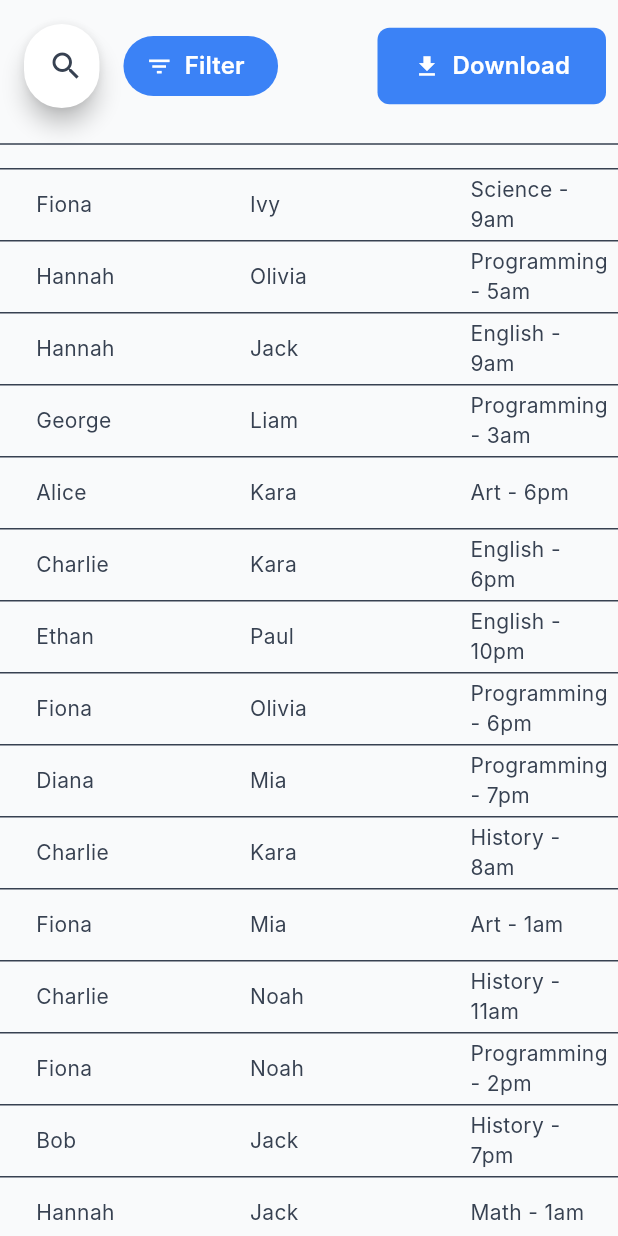
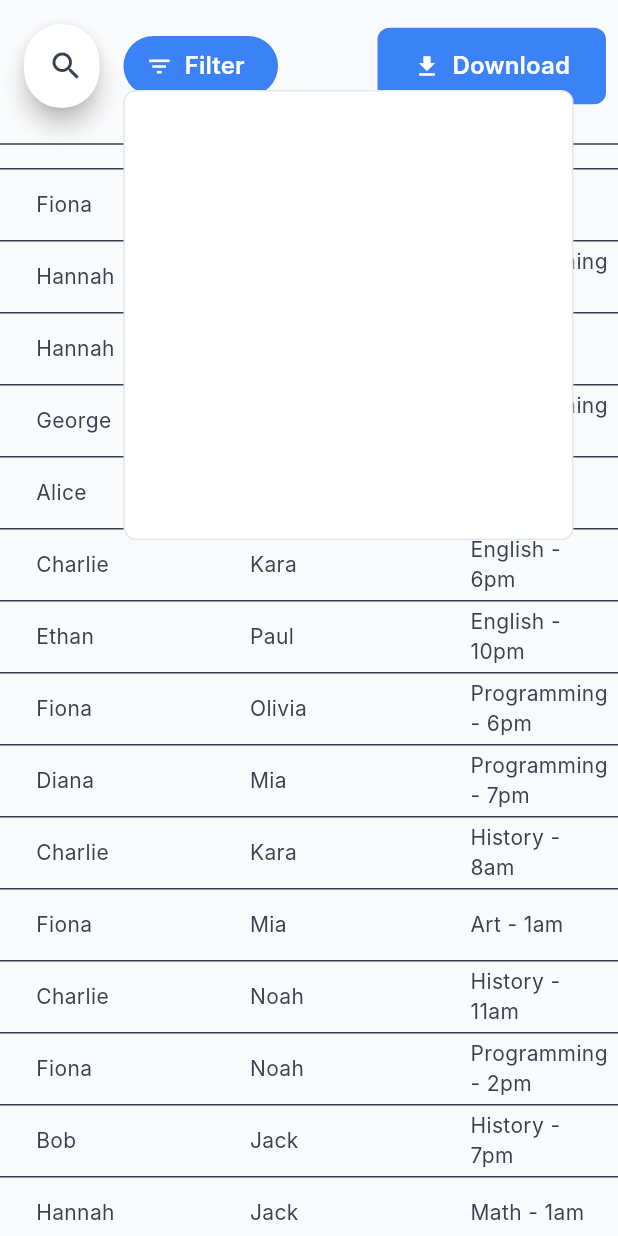
Before and after one commit to dustij/mentor_data_table, a Flutter app: the screen it shows after launch, scrolled down 576 dp, after a tap on "Filter", on a phone screen of 412 x 824 dp. Run offline on Flutter 3.47's test engine with Material 3 defaults, Android fonts, the light colour scheme and no system bars; our stand-ins replace flutter_hooks, hooks_riverpod, riverpod_annotation; generated files the repository leaves out were written again; Roboto replaces fonts that are missing (Inter).

Commit message:
prep filter drop down, button toggles with blank container

```diff
--- a/lib/theme/shadcn_theme.dart
+++ b/lib/theme/shadcn_theme.dart
@@ -38,6 +38,7 @@ final ThemeData shadcnTheme = ThemeData(
     onSurface: ShadcnColors.text,
     error: ShadcnColors.error,
     onError: Colors.white,
+    outline: ShadcnColors.border,
   ),
 
   // AppBar
--- a/lib/views/table_screen.dart
+++ b/lib/views/table_screen.dart
@@ -1,10 +1,13 @@
 import "package:flutter/material.dart";
+import "package:flutter_hooks/flutter_hooks.dart";
 
 import "package:hooks_riverpod/hooks_riverpod.dart";
+import "package:mentor_data_table/theme/shadcn_theme.dart";
+import "package:mentor_data_table/widgets/filter_builder_dropdown.dart";
 
-import "package:mentor_data_table/providers/table_controller.dart";
-import "package:mentor_data_table/widgets/form_entry_table.dart";
-import "package:mentor_data_table/widgets/table_search_bar.dart";
+import "../providers/table_controller.dart";
+import "../widgets/form_entry_table.dart";
+import "../widgets/table_search_bar.dart";
 
 /// A screen widget displaying the data table with search, filter, and download controls.
 ///
@@ -22,8 +25,15 @@ class TableScreen extends HookConsumerWidget {
   Widget build(BuildContext context, WidgetRef ref) {
     final tableState = ref.watch(tableControllerProvider);
 
+    // Local state for showing the filter dropdown
+    final isFilterOpen = useState(false);
+    // Link to position the dropdown below the Filter button
+    final filterLink = useRef(LayerLink()).value;
+
     return Scaffold(
-      body: Column(
+      body: Stack(
+        children: [
+          Column(
             children: [
               Padding(
                 padding: const EdgeInsets.all(8.0),
@@ -37,10 +47,23 @@ class TableScreen extends HookConsumerWidget {
                       ),
                     ),
                     SizedBox(width: 8),
-                FilledButton.icon(
-                  onPressed: () => [], // TODO
-                  label: Text("Filter"),
-                  icon: Icon(Icons.filter_list),
+                    CompositedTransformTarget(
+                      link: filterLink,
+                      child: FilledButton.icon(
+                        onPressed: () {
+                          isFilterOpen.value = !isFilterOpen.value;
+                        },
+                        label: const Text("Filter"),
+                        icon: const Icon(Icons.filter_list),
+                        style: FilledButton.styleFrom(
+                          backgroundColor: isFilterOpen.value
+                              ? null
+                              : Theme.of(context).colorScheme.secondary,
+                          foregroundColor: isFilterOpen.value
+                              ? null
+                              : Theme.of(context).colorScheme.onSecondary,
+                        ),
+                      ),
                     ),
                     Spacer(),
                     ElevatedButton.icon(
@@ -54,7 +77,8 @@ class TableScreen extends HookConsumerWidget {
               Divider(),
               Expanded(
                 child: tableState.when(
-              loading: () => const Center(child: CircularProgressIndicator()),
+                  loading: () =>
+                      const Center(child: CircularProgressIndicator()),
                   error: (e, _) => Text("Error: $e"),
                   data: (state) {
                     return FormEntryTable(
@@ -69,6 +93,15 @@ class TableScreen extends HookConsumerWidget {
               ),
             ],
           ),
+          if (isFilterOpen.value)
+            CompositedTransformFollower(
+              link: filterLink,
+              showWhenUnlinked: false,
+              offset: const Offset(0, 40),
+              child: const FilterBuilderDropdown(),
+            ),
+        ],
+      ),
     );
   }
 }
--- /dev/null
+++ b/lib/widgets/filter_builder_dropdown.dart
@@ -0,0 +1,21 @@
+import 'package:flutter/material.dart';
+
+class FilterBuilderDropdown extends StatelessWidget {
+  const FilterBuilderDropdown({super.key});
+
+  @override
+  Widget build(BuildContext context) {
+    return Container(
+      // Use themed surface color and outline from Shadcn theme
+      decoration: BoxDecoration(
+        color: Theme.of(context).colorScheme.surface,
+        border: Border.all(color: Theme.of(context).colorScheme.outline),
+        borderRadius: BorderRadius.circular(8),
+      ),
+      width: 300,
+      height: 300,
+      padding: const EdgeInsets.all(16),
+      child: const SizedBox.shrink(),
+    );
+  }
+}
```
Lines whose indentation alone changed are shown as unchanged.
